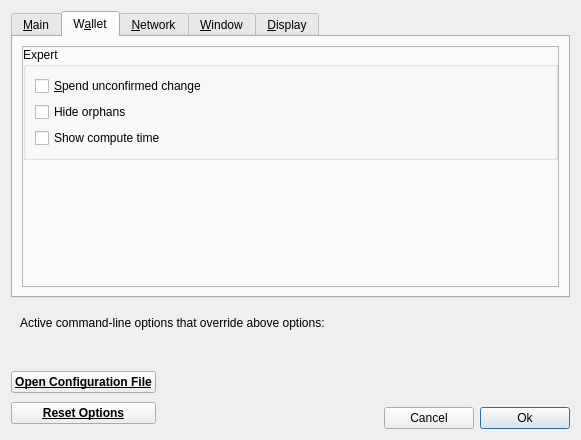
Above: src/qt/forms/optionsdialog.ui from Veil-Project/veil before the change. Below: the same form after it.
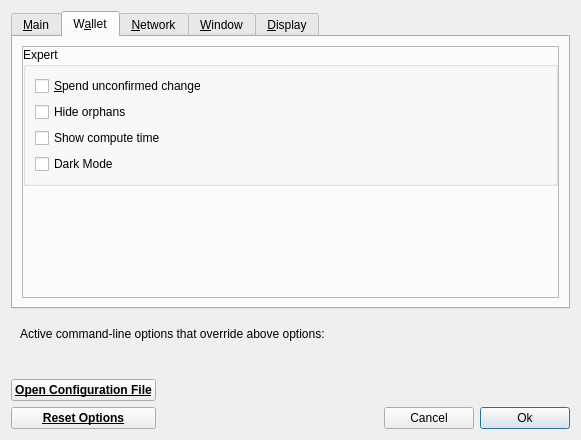
That is the form after the change. Icons and pictures are not drawn. Custom widgets are drawn as their Qt base class.

Commit message: preferences checkbox enable dark mode

Patch:
```diff
--- a/src/qt/forms/optionsdialog.ui
+++ b/src/qt/forms/optionsdialog.ui
@@ -291,6 +291,13 @@
                </property>
               </widget>
              </item>
+             <item>
+              <widget class="QCheckBox" name="applyDarkMode">
+               <property name="text">
+                <string>Dark Mode</string>
+               </property>
+              </widget>
+             </item>
             </layout>
            </widget>
           </item>
```
The commit also changes 3 other files.
